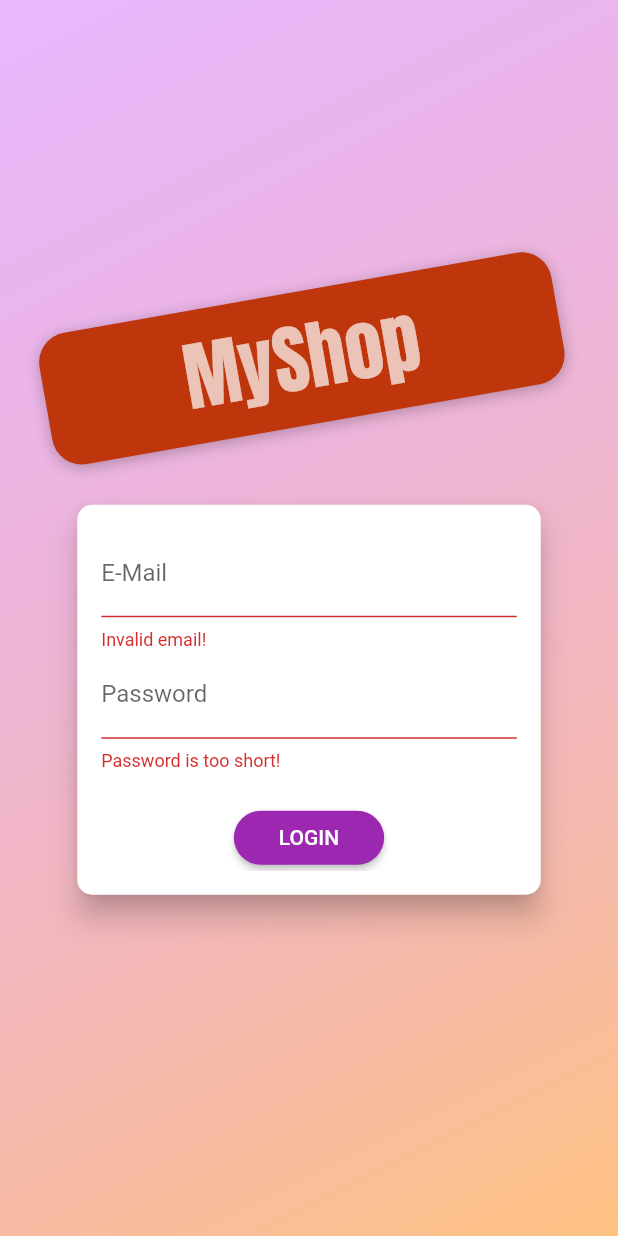
After one commit to niravchavda99/flutter, a Flutter app: the screen it shows after launch, after a tap on "LOGIN", on a phone screen of 412 x 824 dp. The commit adds this screen. Run offline on Flutter 3.47's test engine with Material 2 defaults, Android fonts, the phone set to English and light mode, and no system bars; our stand-ins replace shared_preferences; network calls fail.

Commit message:
Added Authentication to Shop App

```diff
--- a/Shop_App/lib/main.dart
+++ b/Shop_App/lib/main.dart
@@ -3,13 +3,16 @@
 
 import './screens/cart_screen.dart';
 import './screens/product_detail_screen.dart';
-import './screens/products_overview_screen.dart';
 import './screens/orders_screen.dart';
 import './screens/user_products_screen.dart';
 import './screens/edit_product_screen.dart';
 import './providers/products.dart';
 import './providers/cart.dart';
 import './providers/orders.dart';
+import './screens/auth_screen.dart';
+import './providers/auth.dart';
+import './screens/products_overview_screen.dart';
+import './screens/splash_screen.dart';
 
 void main() => runApp(MyApp());
 
@@ -19,16 +22,26 @@
     return MultiProvider(
       providers: [
         ChangeNotifierProvider(
-          create: (ctx) => Products(),
+          create: (ctx) => Auth(),
+        ),
+        ChangeNotifierProxyProvider<Auth, Products>(
+          create: null,
+          update: (ctx, auth, previousProducts) => Products(
+              auth.token,
+              auth.userId,
+              previousProducts == null ? [] : previousProducts.items),
         ),
         ChangeNotifierProvider(
           create: (ctx) => Cart(),
         ),
-        ChangeNotifierProvider(
-          create: (ctx) => Orders(),
+        ChangeNotifierProxyProvider<Auth, Orders>(
+          create: null,
+          update: (ctx, auth, previousOrders) => Orders(auth.token, auth.userId,
+              previousOrders == null ? [] : previousOrders.orders),
         ),
       ],
-      child: MaterialApp(
+      child: Consumer<Auth>(
+        builder: (ctx, auth, _) => MaterialApp(
           title: 'MyShop',
           theme: ThemeData(
             primarySwatch: Colors.purple,
@@ -40,9 +53,19 @@
                   ),
                 ),
           ),
-        home: ProductsOverviewScreen(),
+          home: auth.isAuth
+              ? ProductsOverviewScreen()
+              : FutureBuilder(
+                  future: auth.tryAutoLogin(),
+                  builder: (ctx, authResultSnapshot) =>
+                      authResultSnapshot.connectionState ==
+                              ConnectionState.waiting
+                          ? SplashScreen()
+                          : AuthScreen(),
+                ),
           // initialRoute: '/',
           routes: {
+            ProductsOverviewScreen.routeName: (ctx) => ProductsOverviewScreen(),
             ProductDetailScreen.routeName: (ctx) => ProductDetailScreen(),
             CartScreen.routeName: (ctx) => CartScreen(),
             OrdersScreen.routeName: (ctx) => OrdersScreen(),
@@ -50,6 +73,7 @@
             EditProductScreen.routeName: (ctx) => EditProductScreen(),
           },
         ),
+      ),
     );
   }
 }
--- /dev/null
+++ b/Shop_App/lib/providers/auth.dart
@@ -0,0 +1,117 @@
+import 'dart:convert';
+import 'dart:async';
+
+import 'package:flutter/widgets.dart';
+import 'package:http/http.dart' as http;
+import 'package:shared_preferences/shared_preferences.dart';
+
+import '../models/http_exception.dart';
+
+class Auth with ChangeNotifier {
+  String _token;
+  DateTime _expiryDate;
+  String _userId;
+  Timer _authTimer;
+
+  bool get isAuth {
+    return token != null;
+  }
+
+  String get token {
+    return (_expiryDate != null &&
+            _expiryDate.isAfter(DateTime.now()) &&
+            _token != null)
+        ? _token
+        : null;
+  }
+
+  String get userId {
+    return _userId;
+  }
+
+  Future<void> _authenticate(
+      String email, String password, String urlSegment) async {
+    try {
+      final url =
+          'https://identitytoolkit.googleapis.com/v1/accounts:$urlSegment?key=AIzaSyCIjLsMSmFOGt4LJ2QLIW07NcH-BnrOUJI';
+      final response = await http.post(
+        url,
+        body: json.encode({
+          'email': email,
+          'password': password,
+          'returnSecureToken': true,
+        }),
+      );
+      final responseData = json.decode(response.body);
+      if (responseData['error'] != null) {
+        throw HttpException(responseData['error']['message']);
+      }
+      _token = responseData['idToken'];
+      _userId = responseData['localId'];
+      _expiryDate = DateTime.now()
+          .add(Duration(seconds: int.parse(responseData['expiresIn'])));
+      _autoLogout();
+      notifyListeners();
+      final prefs = await SharedPreferences.getInstance();
+      final userData = json.encode({
+        'token': _token,
+        'userId': _userId,
+        'expiryDate': _expiryDate.toIso8601String(),
+      });
+      prefs.setString('userData', userData);
+    } catch (error) {
+      throw error;
+    }
+  }
+
+  Future<void> signup(String email, String password) async {
+    return _authenticate(email, password, 'signUp');
+  }
+
+  Future<void> login(String email, String password) async {
+    return _authenticate(email, password, 'signInWithPassword');
+  }
+
+  Future<bool> tryAutoLogin() async {
+    final prefs = await SharedPreferences.getInstance();
+    if (!prefs.containsKey('userData')) {
+      return false;
+    }
+
+    final extractedUserData =
+        json.decode(prefs.getString('userData')) as Map<String, Object>;
+    final expiryDate = DateTime.parse(extractedUserData['expiryDate']);
+
+    if (expiryDate.isBefore(DateTime.now())) return false;
+
+    _token = extractedUserData['token'];
+    _userId = extractedUserData['userId'];
+    _expiryDate = expiryDate;
+    print(_token);
+    print(_userId);
+    print(_expiryDate);
+    notifyListeners();
+    _autoLogout();
+    return true;
+  }
+
+  void logout() async {
+    _token = null;
+    _userId = null;
+    _expiryDate = null;
+    if (_authTimer != null) {
+      _authTimer.cancel();
+      _authTimer = null;
+    }
+    notifyListeners();
+    final prefs = await SharedPreferences.getInstance();
+    // prefs.remove('userData');
+    prefs.clear();
+  }
+
+  void _autoLogout() {
+    if (_authTimer != null) _authTimer.cancel();
+    final timeToExpiry = _expiryDate.difference(DateTime.now()).inSeconds;
+    _authTimer = Timer(Duration(seconds: timeToExpiry), logout);
+  }
+}
--- a/Shop_App/lib/providers/orders.dart
+++ b/Shop_App/lib/providers/orders.dart
@@ -20,14 +20,18 @@
 
 class Orders with ChangeNotifier {
   List<OrderItem> _orders = [];
+  final String authToken;
+  final String userId;
+
+  Orders(this.authToken, this.userId, this._orders);
 
   List<OrderItem> get orders {
     return [..._orders];
   }
 
   Future<void> fetchAndSetOrders() async {
-    const url =
-        'https://flutter-shop-app-23a38-default-rtdb.firebaseio.com/orders.json';
+    final url =
+        'https://flutter-shop-app-23a38-default-rtdb.firebaseio.com/orders/$userId.json?auth=$authToken';
     final response = await http.get(url);
     final List<OrderItem> loadedOrders = [];
     final extractedData = json.decode(response.body) as Map<String, dynamic>;
@@ -50,8 +54,8 @@
   }
 
   Future<void> addOrder(List<CartItem> cartProducts, double total) async {
-    const url =
-        'https://flutter-shop-app-23a38-default-rtdb.firebaseio.com/orders.json';
+    final url =
+        'https://flutter-shop-app-23a38-default-rtdb.firebaseio.com/orders/$userId.json?auth=$authToken';
     final timestamp = DateTime.now();
     final response = await http.post(
       url,
--- /dev/null
+++ b/Shop_App/lib/screens/auth_screen.dart
@@ -0,0 +1,274 @@
+import 'dart:math';
+
+import 'package:flutter/material.dart';
+import 'package:provider/provider.dart';
+
+import '../providers/auth.dart';
+import '../models/http_exception.dart';
+
+enum AuthMode { Signup, Login }
+
+class AuthScreen extends StatelessWidget {
+  static const routeName = '/auth';
+
+  @override
+  Widget build(BuildContext context) {
+    final deviceSize = MediaQuery.of(context).size;
+    // final transformConfig = Matrix4.rotationZ(-8 * pi / 180);
+    // transformConfig.translate(-10.0);
+    return Scaffold(
+      // resizeToAvoidBottomInset: false,
+      body: Stack(
+        children: <Widget>[
+          Container(
+            decoration: BoxDecoration(
+              gradient: LinearGradient(
+                colors: [
+                  Color.fromRGBO(215, 117, 255, 1).withOpacity(0.5),
+                  Color.fromRGBO(255, 188, 117, 1).withOpacity(0.9),
+                ],
+                begin: Alignment.topLeft,
+                end: Alignment.bottomRight,
+                stops: [0, 1],
+              ),
+            ),
+          ),
+          SingleChildScrollView(
+            child: Container(
+              height: deviceSize.height,
+              width: deviceSize.width,
+              child: Column(
+                mainAxisAlignment: MainAxisAlignment.center,
+                crossAxisAlignment: CrossAxisAlignment.center,
+                children: <Widget>[
+                  Flexible(
+                    child: Container(
+                      margin: EdgeInsets.only(bottom: 20.0),
+                      padding:
+                          EdgeInsets.symmetric(vertical: 8.0, horizontal: 94.0),
+                      transform: Matrix4.rotationZ(-10 * pi / 180)
+                        ..translate(-10.0),
+                      // ..translate(-10.0),
+                      decoration: BoxDecoration(
+                        borderRadius: BorderRadius.circular(20),
+                        color: Colors.deepOrange.shade900,
+                        boxShadow: [
+                          BoxShadow(
+                            blurRadius: 8,
+                            color: Colors.black26,
+                            offset: Offset(0, 2),
+                          )
+                        ],
+                      ),
+                      child: Text(
+                        'MyShop',
+                        style: TextStyle(
+                          color:
+                              Theme.of(context).accentTextTheme.headline1.color,
+                          fontSize: 50,
+                          fontFamily: 'Anton',
+                          fontWeight: FontWeight.normal,
+                        ),
+                      ),
+                    ),
+                  ),
+                  Flexible(
+                    flex: deviceSize.width > 600 ? 2 : 1,
+                    child: AuthCard(),
+                  ),
+                ],
+              ),
+            ),
+          ),
+        ],
+      ),
+    );
+  }
+}
+
+class AuthCard extends StatefulWidget {
+  const AuthCard({
+    Key key,
+  }) : super(key: key);
+
+  @override
+  _AuthCardState createState() => _AuthCardState();
+}
+
+class _AuthCardState extends State<AuthCard> {
+  final GlobalKey<FormState> _formKey = GlobalKey();
+  AuthMode _authMode = AuthMode.Login;
+  Map<String, String> _authData = {
+    'email': '',
+    'password': '',
+  };
+  var _isLoading = false;
+  final _passwordController = TextEditingController();
+
+  void _showErrorDialog(String message) {
+    showDialog(
+      context: context,
+      builder: (ctx) => AlertDialog(
+        title: Text('An error occoured!'),
+        content: Text(message),
+        actions: [
+          FlatButton(
+            child: Text('Okay'),
+            onPressed: () {
+              Navigator.of(ctx).pop();
+            },
+          ),
+        ],
+      ),
+    );
+  }
+
+  Future<void> _submit() async {
+    if (!_formKey.currentState.validate()) {
+      // Invalid!
+      return;
+    }
+    _formKey.currentState.save();
+    setState(() {
+      _isLoading = true;
+    });
+    try {
+      if (_authMode == AuthMode.Login) {
+        await Provider.of<Auth>(context, listen: false)
+            .login(_authData['email'], _authData['password']);
+      } else {
+        await Provider.of<Auth>(context, listen: false)
+            .signup(_authData['email'], _authData['password']);
+      }
+      // Navigator.of(context)
+      // .pushReplacementNamed(ProductsOverviewScreen.routeName);
+    } on HttpException catch (error) {
+      var errorMessage = 'Authentication failed';
+      if (error.toString().contains("EMAIL_EXISTS")) {
+        errorMessage = 'This email address is already in use.';
+      } else if (error.toString().contains('INVALID_EMAIL')) {
+        errorMessage = 'This is not a valid email address.';
+      } else if (error.toString().contains('WEAK_PASSWORD')) {
+        errorMessage = 'This password is too weak.';
+      } else if (error.toString().contains('EMAIL_NOT_FOUND')) {
+        errorMessage = 'Could not find the user with that email.';
+      } else if (error.toString().contains('INVALID_PASSWORD')) {
+        errorMessage = 'Invalid password.';
+      }
+      _showErrorDialog(errorMessage);
+    } catch (error) {
+      const errorMessage =
+          'Could not authenticate you. Please try again later.';
+      _showErrorDialog(errorMessage);
+    }
+    setState(() {
+      _isLoading = false;
+    });
+  }
+
+  void _switchAuthMode() {
+    if (_authMode == AuthMode.Login) {
+      setState(() {
+        _authMode = AuthMode.Signup;
+      });
+    } else {
+      setState(() {
+        _authMode = AuthMode.Login;
+      });
+    }
+  }
+
+  @override
+  Widget build(BuildContext context) {
+    final deviceSize = MediaQuery.of(context).size;
+    return Card(
+      shape: RoundedRectangleBorder(
+        borderRadius: BorderRadius.circular(10.0),
+      ),
+      elevation: 8.0,
+      child: Container(
+        height: _authMode == AuthMode.Signup ? 320 : 260,
+        constraints:
+            BoxConstraints(minHeight: _authMode == AuthMode.Signup ? 320 : 260),
+        width: deviceSize.width * 0.75,
+        padding: EdgeInsets.all(16.0),
+        child: Form(
+          key: _formKey,
+          child: SingleChildScrollView(
+            child: Column(
+              children: <Widget>[
+                TextFormField(
+                  decoration: InputDecoration(labelText: 'E-Mail'),
+                  keyboardType: TextInputType.emailAddress,
+                  validator: (value) {
+                    if (value.isEmpty || !value.contains('@')) {
+                      return 'Invalid email!';
+                    }
+                    return null;
+                  },
+                  onSaved: (value) {
+                    _authData['email'] = value;
+                  },
+                ),
+                TextFormField(
+                  decoration: InputDecoration(labelText: 'Password'),
+                  obscureText: true,
+                  controller: _passwordController,
+                  validator: (value) {
+                    if (value.isEmpty || value.length < 5) {
+                      return 'Password is too short!';
+                    }
+                    return null;
+                  },
+                  onSaved: (value) {
+                    _authData['password'] = value;
+                  },
+                ),
+                if (_authMode == AuthMode.Signup)
+                  TextFormField(
+                    enabled: _authMode == AuthMode.Signup,
+                    decoration: InputDecoration(labelText: 'Confirm Password'),
+                    obscureText: true,
+                    validator: _authMode == AuthMode.Signup
+                        ? (value) {
+                            if (value != _passwordController.text) {
+                              return 'Passwords do not match!';
+                            }
+                            return null;
+                          }
+                        : null,
+                  ),
+                SizedBox(
+                  height: 20,
+                ),
+                if (_isLoading)
+                  CircularProgressIndicator()
+                else
+                  RaisedButton(
+                    child:
+                        Text(_authMode == AuthMode.Login ? 'LOGIN' : 'SIGN UP'),
+                    onPressed: _submit,
+                    shape: RoundedRectangleBorder(
+                      borderRadius: BorderRadius.circular(30),
+                    ),
+                    padding:
+                        EdgeInsets.symmetric(horizontal: 30.0, vertical: 8.0),
+                    color: Theme.of(context).primaryColor,
+                    textColor: Theme.of(context).primaryTextTheme.button.color,
+                  ),
+                FlatButton(
+                  child: Text(
+                      '${_authMode == AuthMode.Login ? 'SIGNUP' : 'LOGIN'} INSTEAD'),
+                  onPressed: _switchAuthMode,
+                  padding: EdgeInsets.symmetric(horizontal: 30.0, vertical: 4),
+                  materialTapTargetSize: MaterialTapTargetSize.shrinkWrap,
+                  textColor: Theme.of(context).primaryColor,
+                ),
+              ],
+            ),
+          ),
+        ),
+      ),
+    );
+  }
+}
--- a/Shop_App/lib/screens/products_overview_screen.dart
+++ b/Shop_App/lib/screens/products_overview_screen.dart
@@ -11,6 +11,7 @@
 enum FilterOptions { Favorites, All }
 
 class ProductsOverviewScreen extends StatefulWidget {
+  static const routeName = '/products-overview';
   // final List<Product> loadedProducts = [];
 
   @override
--- /dev/null
+++ b/Shop_App/lib/screens/splash_screen.dart
@@ -0,0 +1,12 @@
+import 'package:flutter/material.dart';
+
+class SplashScreen extends StatelessWidget {
+  @override
+  Widget build(BuildContext context) {
+    return Scaffold(
+      body: Center(
+        child: Text('Loading...'),
+      ),
+    );
+  }
+}
--- a/Shop_App/lib/widgets/product_item.dart
+++ b/Shop_App/lib/widgets/product_item.dart
@@ -4,6 +4,7 @@
 import '../providers/product.dart';
 import '../providers/cart.dart';
 import '../screens/product_detail_screen.dart';
+import '../providers/auth.dart';
 
 class ProductItem extends StatelessWidget {
   // final String id;
@@ -16,6 +17,7 @@
   Widget build(BuildContext context) {
     final product = Provider.of<Product>(context, listen: false);
     final cart = Provider.of<Cart>(context, listen: false);
+    final authData = Provider.of<Auth>(context, listen: false);
 
     return ClipRRect(
       borderRadius: BorderRadius.circular(10),
@@ -37,7 +39,7 @@
               icon: Icon(
                   product.isFavorite ? Icons.favorite : Icons.favorite_border),
               onPressed: () {
-                product.toggleFavoriteStatus();
+                product.toggleFavoriteStatus(authData.token, authData.userId);
               },
               color: Theme.of(context).accentColor,
             ),
--- a/Shop_App/pubspec.yaml
+++ b/Shop_App/pubspec.yaml
@@ -26,6 +26,7 @@
   provider: ^4.3.3
   intl: ^0.16.1
   http: ^0.12.2
+  shared_preferences: ^0.5.12+4
 
   # The following adds the Cupertino Icons font to your application.
   # Use with the CupertinoIcons class for iOS style icons.
```
Also changed, not shown: Shop_App/lib/providers/product.dart (+4 -6 lines), Shop_App/lib/providers/products.dart (+21 -10 lines), Shop_App/lib/screens/user_products_screen.dart (+13 -4 lines), Shop_App/lib/widgets/app_drawer.dart (+12 -0 lines), Shop_App/pubspec.lock. Lines whose indentation alone changed are shown as unchanged.
